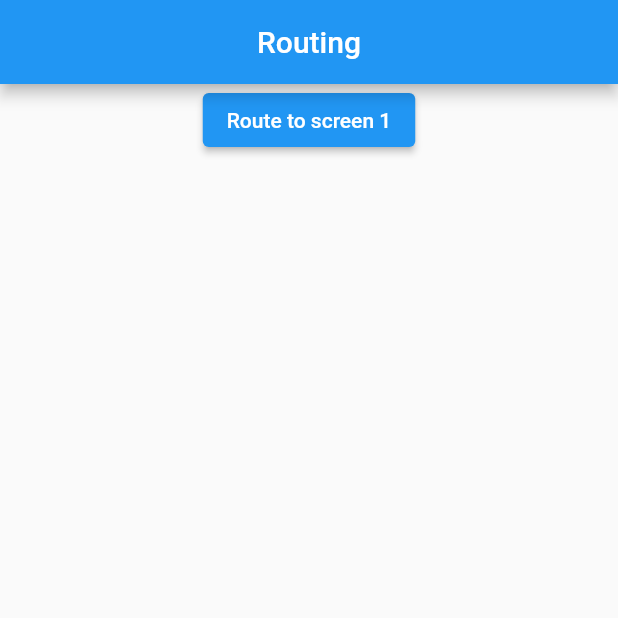
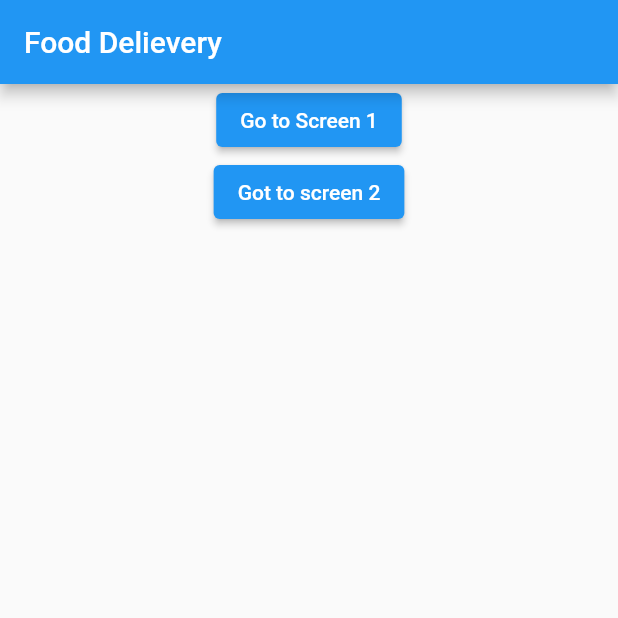
Before and after one commit to MickeyDLuffy/fledgling__flutter, a Flutter app: the screen it shows after launch, on a phone screen of 412 x 824 dp, the top half of it. Run offline on Flutter 3.47's test engine with Material 2 defaults, Android fonts, the light colour scheme and no system bars.

Commit message:
Routing using navigation.push. Here i added named routing, where u specify the routes to use

```diff
--- /dev/null
+++ b/lib/HomePage.dart
@@ -0,0 +1,29 @@
+import 'package:flutter/cupertino.dart';
+import 'package:flutter/material.dart';
+
+class HomePage extends StatelessWidget {
+  @override
+  Widget build(BuildContext context) {
+    return Scaffold(
+      appBar: AppBar(
+        title: Text('Food Delievery'),
+      ),
+      body: Center(
+        child: Column(
+          children: [
+            ElevatedButton(
+                onPressed: () {
+                  Navigator.pushNamed(context, '/screen1');
+                },
+                child: Text('Go to Screen 1')),
+            ElevatedButton(
+                onPressed: () {
+                  Navigator.pushNamed(context, '/screen2');
+                },
+                child: Text('Got to screen 2'))
+          ],
+        ),
+      ),
+    );
+  }
+}
```
Also changed, not shown: lib/main.dart (+7 -1 lines).
